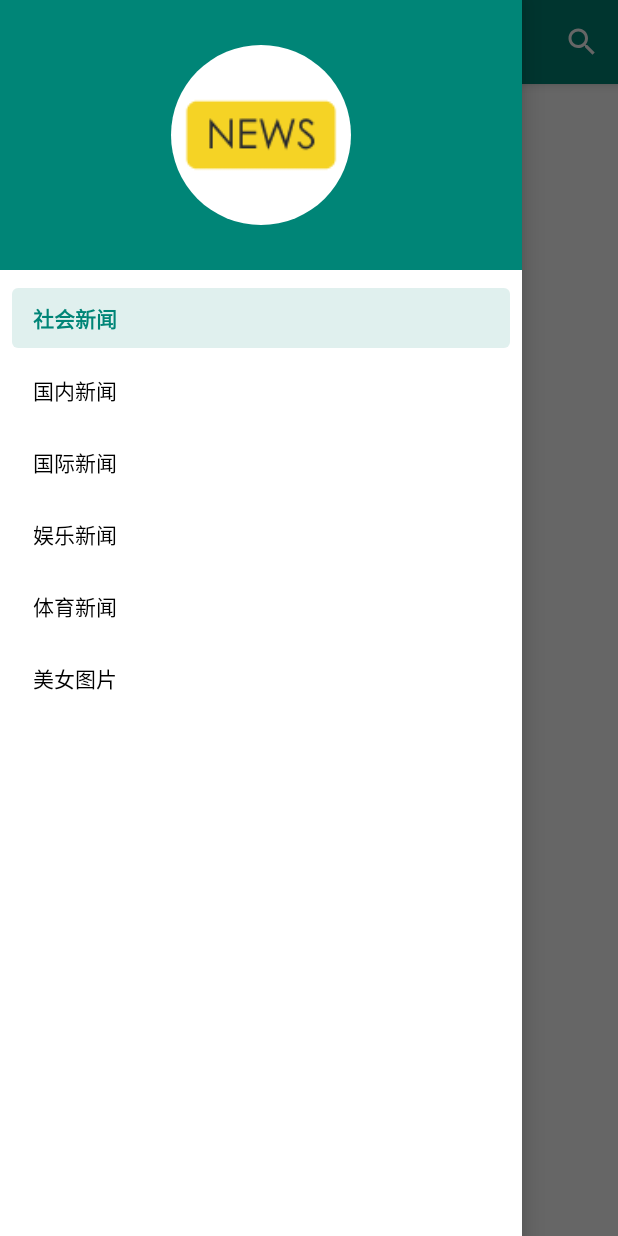
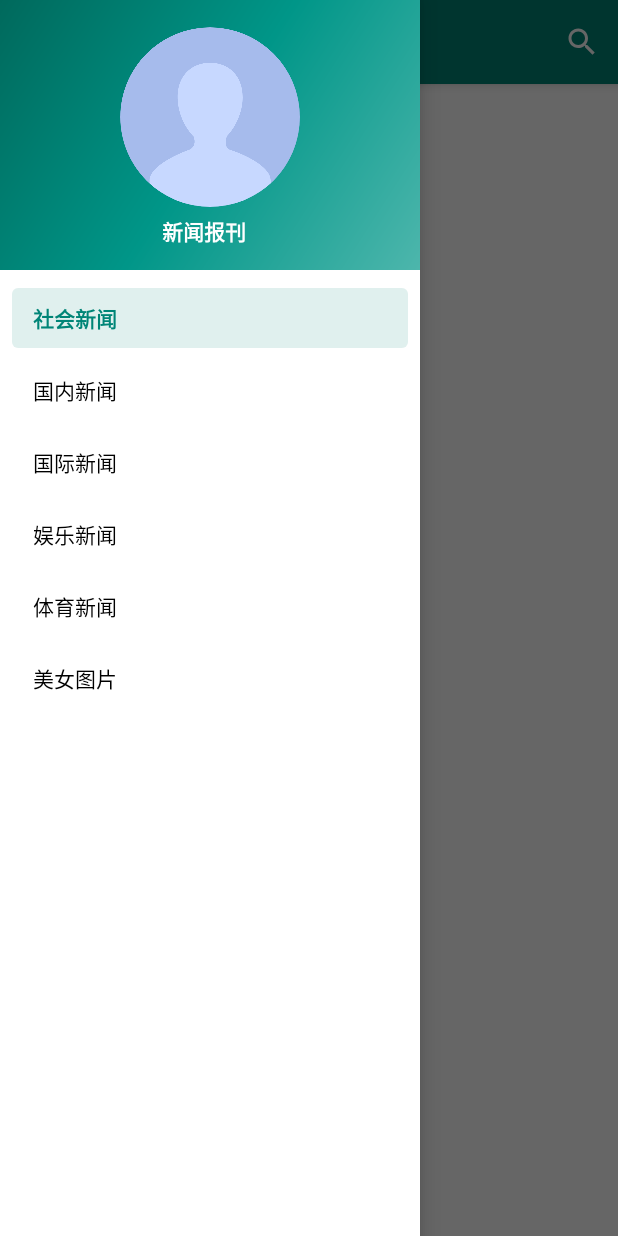
Before and after one commit to Mr-Cai/News, an Android app: the screen it shows after launch (MainActivity), with the side drawer open, on a phone screen of 412 x 824 dp. Run offline under Robolectric (Android 15) with nearby library versions, the light colour scheme and no system bars; our stand-ins replace CircleImageView; pictures from the network do not load.

Commit message:
材料设计布局优化

```diff
--- a/app/src/main/java/com/news/MainActivity.kt
+++ b/app/src/main/java/com/news/MainActivity.kt
@@ -3,6 +3,7 @@ package com.news
 import android.os.Bundle
 import android.view.Menu
 import android.view.MenuItem
+import android.view.View
 import androidx.appcompat.app.AppCompatActivity
 import androidx.appcompat.widget.SearchView
 import androidx.core.view.GravityCompat
@@ -21,16 +22,18 @@ class MainActivity : AppCompatActivity() {
     override fun onCreate(savedInstanceState: Bundle?) {
         super.onCreate(savedInstanceState)
         setContentView(R.layout.activity_main)
+        window.decorView.systemUiVisibility = View.SYSTEM_UI_FLAG_LAYOUT_FULLSCREEN
         setSupportActionBar(toolbar)
         val actionBar = supportActionBar!!
         actionBar.setDisplayHomeAsUpEnabled(true)
         actionBar.setHomeAsUpIndicator(R.drawable.ic_menu)
         actionBar.setDisplayShowTitleEnabled(true)
         actionBar.title = ITEM_SOCIETY
+        requestData(ITEM_SOCIETY) //默认请求频道
         adapter = NewsAdapter(titleList)
         newsRecycler!!.adapter = adapter
         newsRecycler.layoutManager = LinearLayoutManager(this)
-        navigationView.setCheckedItem(R.id.nav_society)
+        navigationView.setCheckedItem(R.id.nav_society) //设置侧滑菜单默认选中项
         navigationView.setNavigationItemSelectedListener { item ->
             when (item.itemId) {
                 R.id.nav_society -> handleCurrentPage(ITEM_SOCIETY, ITEM_SOCIETY)
@@ -43,13 +46,11 @@ class MainActivity : AppCompatActivity() {
             drawerLayout.closeDrawers()
             true
         }
-
         refreshLayout.setOnRefreshListener {
             refreshLayout.isRefreshing = true
             val itemName = parseString("${actionBar.title}")
-            requestData(itemName)
+            requestData(itemName) //切换频道
         }
-        requestData(ITEM_SOCIETY)
     }
 
     override fun onCreateOptionsMenu(menu: Menu): Boolean {
@@ -91,8 +92,10 @@ class MainActivity : AppCompatActivity() {
                     override fun onResponse(call: Call, response: Response) {
                         val parseData = Gson().fromJson(response.body()!!.string(), NewsBean::class.java)
                         titleList.clear()
-                        for (news in parseData.newsList) titleList.add(News(news.title,
-                                news.description, news.ctime, news.picUrl, news.url))
+                        for (news in parseData.newsList) {
+                            titleList.add(News(news.title,
+                                    news.description, news.ctime, news.picUrl, news.url))
+                        }
                         runOnUiThread {
                             adapter.notifyDataSetChanged() //数据加载完毕通知适配器数据集改变
                             refreshLayout.isRefreshing = false //加载完成停止刷新
--- a/app/src/main/java/com/news/NewsAdapter.kt
+++ b/app/src/main/java/com/news/NewsAdapter.kt
@@ -1,5 +1,6 @@
 package com.news
 
+import android.content.Intent
 import android.view.LayoutInflater
 import android.view.View
 import android.view.ViewGroup
@@ -8,8 +9,9 @@ import android.widget.ImageView
 import android.widget.TextView
 import androidx.recyclerview.widget.RecyclerView
 import com.bumptech.glide.Glide
+import com.news.NewsBean.News
 import kotlinx.android.synthetic.main.news_item.view.*
-import com.news.NewsBean.News
+
 class NewsAdapter(var news: ArrayList<News>) : RecyclerView.Adapter<NewsAdapter.ViewHolder>() {
     override fun onCreateViewHolder(parent: ViewGroup, viewType: Int) = ViewHolder(
             LayoutInflater.from(parent.context).inflate(R.layout.news_item, parent, false))
@@ -20,12 +22,17 @@ class NewsAdapter(var news: ArrayList<News>) : RecyclerView.Adapter<NewsAdapter.
         holder.titleTxT.text = news[position].title
         holder.classifyTxT.text = news[position].description
         holder.timeTxT.text = news[position].ctime
-        Glide.with(holder.itemView.context).load(news[position].picUrl).into(holder.thumbnailPic)
+        val context = holder.itemView.context
+        Glide.with(context).load(news[position].picUrl).into(holder.thumbnailPic)
         holder.itemView.setOnClickListener {
-
+            val intent = Intent(holder.itemView.context, ContentActivity::class.java)
+            intent.putExtra(URL, news[position].url)
+            intent.putExtra(TITLE, news[position].title)
+            intent.putExtra(PIC, news[position].picUrl)
+            context.startActivity(intent)
         }
         holder.itemView.startAnimation(AnimationUtils
-                .loadAnimation(holder.itemView.context, android.R.anim.slide_in_left))
+                .loadAnimation(context, android.R.anim.slide_in_left))
     }
 
     inner class ViewHolder(itemView: View) : RecyclerView.ViewHolder(itemView) {
@@ -34,4 +41,10 @@ class NewsAdapter(var news: ArrayList<News>) : RecyclerView.Adapter<NewsAdapter.
         var timeTxT: TextView = itemView.timeTxT
         var thumbnailPic: ImageView = itemView.thumbnailPic
     }
+
+    companion object {
+        const val URL = "URL"
+        const val TITLE = "TITLE"
+        const val PIC = "PIC"
+    }
 }
--- /dev/null
+++ b/app/src/main/res/drawable-xxhdpi/side_nav_bar.xml
@@ -0,0 +1,9 @@
+<shape xmlns:android="http://schemas.android.com/apk/res/android"
+    android:shape="rectangle">
+    <gradient
+        android:angle="135"
+        android:centerColor="#009688"
+        android:endColor="#00695C"
+        android:startColor="#4DB6AC"
+        android:type="linear" />
+</shape>
--- a/app/src/main/res/layout/activity_main.xml
+++ b/app/src/main/res/layout/activity_main.xml
@@ -3,7 +3,8 @@
     xmlns:app="http://schemas.android.com/apk/res-auto"
     android:id="@+id/drawerLayout"
     android:layout_width="match_parent"
-    android:layout_height="match_parent">
+    android:layout_height="match_parent"
+    android:fitsSystemWindows="true">
 
     <androidx.coordinatorlayout.widget.CoordinatorLayout
         android:layout_width="match_parent"
@@ -11,20 +12,17 @@
 
         <com.google.android.material.appbar.AppBarLayout
             android:layout_width="match_parent"
-            android:theme="@style/ThemeOverlay.AppCompat.Dark.ActionBar"
-            android:layout_height="wrap_content">
+            android:layout_height="wrap_content"
+            android:theme="@style/ThemeOverlay.AppCompat.Dark.ActionBar">
 
             <androidx.appcompat.widget.Toolbar
                 android:id="@+id/toolbar"
                 android:layout_width="match_parent"
                 android:layout_height="?attr/actionBarSize"
                 android:background="@color/colorPrimary"
-                app:popupTheme="@style/ThemeOverlay.AppCompat.Light"
-                app:contentInsetStart="0dp" />
-
-
+                app:contentInsetStart="0dp"
+                app:popupTheme="@style/ThemeOverlay.AppCompat.Light" />
         </com.google.android.material.appbar.AppBarLayout>
-
 
         <androidx.swiperefreshlayout.widget.SwipeRefreshLayout
             android:id="@+id/refreshLayout"
@@ -41,9 +39,10 @@
 
     <com.google.android.material.navigation.NavigationView
         android:id="@+id/navigationView"
-        android:layout_width="match_parent"
+        android:layout_width="wrap_content"
         android:layout_height="match_parent"
         android:layout_gravity="start"
+        android:fitsSystemWindows="true"
         app:headerLayout="@layout/nav_header"
         app:menu="@menu/nav_menu" />
 
--- a/app/src/main/res/layout/nav_header.xml
+++ b/app/src/main/res/layout/nav_header.xml
@@ -1,22 +1,42 @@
 <?xml version="1.0" encoding="utf-8"?>
-<RelativeLayout xmlns:android="http://schemas.android.com/apk/res/android"
+<androidx.constraintlayout.widget.ConstraintLayout xmlns:android="http://schemas.android.com/apk/res/android"
+    xmlns:app="http://schemas.android.com/apk/res-auto"
+    xmlns:tools="http://schemas.android.com/tools"
     android:layout_width="match_parent"
     android:layout_height="180dp"
-    android:background="@color/colorPrimary"
-    android:padding="10dp">
+    android:background="@drawable/side_nav_bar"
+    android:padding="10dp"
+    tools:layout_editor_absoluteY="25dp">
 
     <de.hdodenhof.circleimageview.CircleImageView
         android:id="@+id/icon_image"
         android:layout_width="120dp"
         android:layout_height="120dp"
         android:layout_centerInParent="true"
-        android:src="@mipmap/ic_launcher" />
+        android:layout_marginStart="8dp"
+        android:layout_marginTop="8dp"
+        android:layout_marginEnd="8dp"
+        android:layout_marginBottom="8dp"
+        android:src="@drawable/user_icon_default"
+        app:layout_constraintBottom_toBottomOf="parent"
+        app:layout_constraintEnd_toEndOf="parent"
+        app:layout_constraintStart_toStartOf="parent"
+        app:layout_constraintTop_toTopOf="parent"
+        app:layout_constraintVertical_bias="0.0" />
 
     <TextView
         android:id="@+id/username"
         android:layout_width="wrap_content"
         android:layout_height="wrap_content"
         android:layout_alignParentBottom="true"
+        android:layout_marginEnd="8dp"
+        android:text="@string/app_name"
         android:textColor="@android:color/white"
-        android:textSize="14sp" />
-</RelativeLayout>
+        android:textSize="14sp"
+        android:textStyle="bold"
+        app:layout_constraintBottom_toBottomOf="parent"
+        app:layout_constraintEnd_toEndOf="parent"
+        app:layout_constraintHorizontal_bias="0.5"
+        app:layout_constraintStart_toStartOf="parent"
+        app:layout_constraintTop_toBottomOf="@+id/icon_image" />
+</androidx.constraintlayout.widget.ConstraintLayout>
--- a/app/src/main/res/values/colors.xml
+++ b/app/src/main/res/values/colors.xml
@@ -1,6 +1,6 @@
 <?xml version="1.0" encoding="utf-8"?>
 <resources>
     <color name="colorPrimary">#008577</color>
-    <color name="colorPrimaryDark">#00574B</color>
+    <color name="colorPrimaryDark">#008577</color>
     <color name="colorAccent">#D81B60</color>
 </resources>
--- a/app/src/main/res/values/styles.xml
+++ b/app/src/main/res/values/styles.xml
@@ -6,6 +6,7 @@
         <item name="colorPrimary">@color/colorPrimary</item>
         <item name="colorPrimaryDark">@color/colorPrimaryDark</item>
         <item name="colorAccent">@color/colorAccent</item>
+        <item name="android:statusBarColor">@android:color/transparent</item>
     </style>
 
 </resources>
```
Also changed, not shown: app/src/main/java/com/news/ContentActivity.kt (+9 -5 lines), app/src/main/res/layout/activity_content.xml (+38 -10 lines), app/src/main/res/layout/news_item.xml (+9 -5 lines), app/src/main/res/drawable/user_icon_default.png (added).
